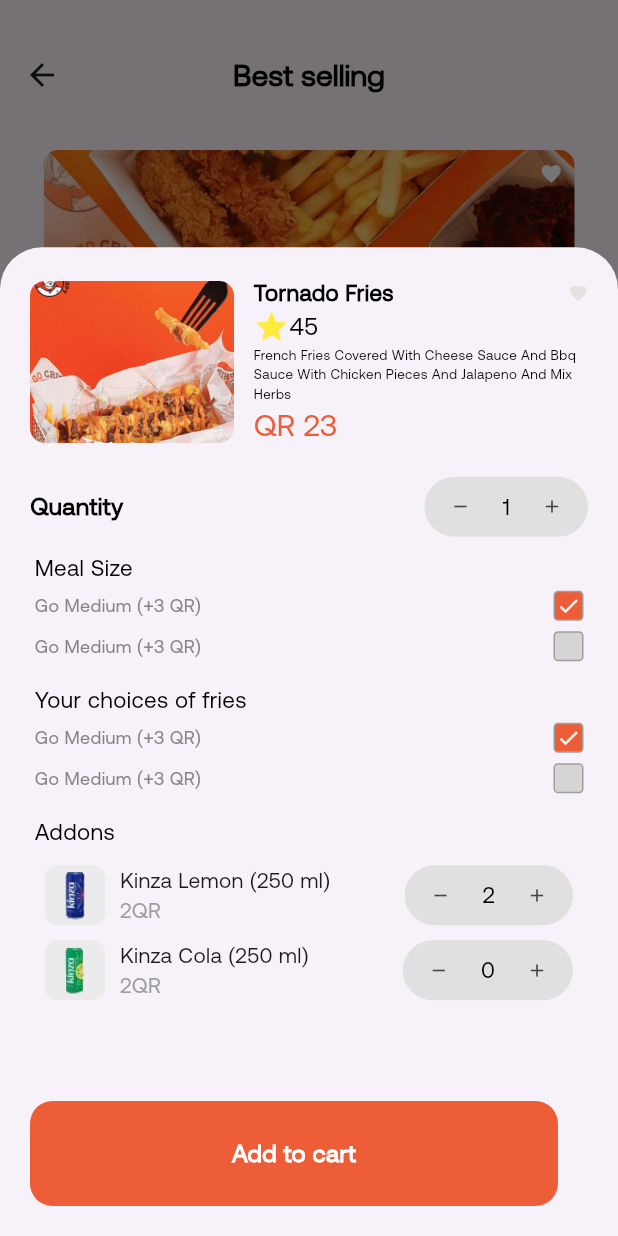
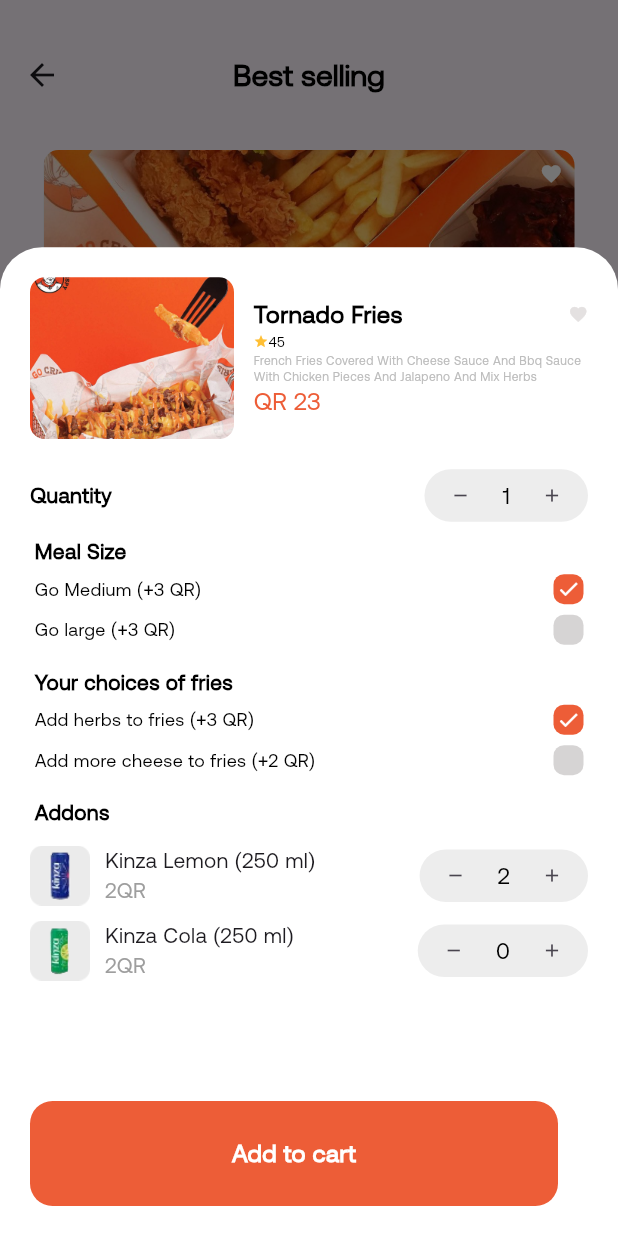
Before and after one commit to Afaf997/food_delivery_app, a Flutter app: the BestSelling screen opened directly, after a tap on "15%", on a phone screen of 412 x 824 dp. Run offline on Flutter 3.47's test engine with Material 3 defaults, Android fonts, the phone set to English and light mode, and no system bars; our stand-ins replace pin_code_text_field.

Commit message:
style complete changed

```diff
--- a/lib/functions/bottom_sheet.dart
+++ b/lib/functions/bottom_sheet.dart
@@ -8,6 +8,7 @@
 
 void showCustomBottomSheet(BuildContext context) {
   showModalBottomSheet(
+    backgroundColor: kWhite,
     context: context,
     isScrollControlled: true,
     builder: (context) {
@@ -34,7 +35,7 @@
                   ),
                 ),
                 const SizedBox(width: 13),
-                Expanded(
+              const  Expanded(
                   child: Column(
                     crossAxisAlignment: CrossAxisAlignment.start,
                     children: [
@@ -43,7 +44,7 @@
                         children: [
                           ReusableText(
                             text: 'Tornado Fries',
-                            fontSize: 15,
+                            fontSize: 16,
                             fontWeight: FontWeight.bold,
                           ),
                           Icon(
@@ -55,21 +56,22 @@
                       ),
                       const Row(
                         children: [
-                          Icon(Icons.star, color: Colors.yellow),
+                          Icon(Icons.star, color:kstarYellow,size: 10,),
                           ReusableText(
                             text: '45',
-                            fontSize: 16,
+                            fontSize: 9,
                           ),
                         ],
                       ),
                       const ReusableText(
                         text:
                             'French Fries Covered With Cheese Sauce And Bbq Sauce With Chicken Pieces And Jalapeno And Mix Herbs',
-                        fontSize: 9,
+                        fontSize: 8,
+                        color: ktextgrey,
                       ),
                       const ReusableText(
                         text: 'QR 23',
-                        fontSize: 20,
+                        fontSize: 16,
                         color: kOrangeColor,
                       )
                     ],
@@ -83,14 +85,14 @@
               children: [
                 const ReusableText(
                   text: 'Quantity',
-                  fontSize: 16,
+                  fontSize: 14,
                   fontWeight: FontWeight.bold,
                 ),
                 Container(
-                  height: 40,
+                  height: 35,
                   decoration: BoxDecoration(
                     borderRadius: BorderRadius.circular(100),
-                    color: Colors.grey[300],
+                    color: kradiuscolor,
                   ),
                   child: Row(
                     children: [
@@ -124,13 +126,13 @@
             const SizedBox(height: kCustomSizedBoxHeightE),
             buildCheckbox('Go Medium (+3 QR)', true),
             const SizedBox(height: kCustomSizedBoxHeightF),
-            buildCheckbox('Go Medium (+3 QR)', false),
+            buildCheckbox('Go large (+3 QR)', false),
             const SizedBox(height: 15),
             buildHeading('Your choices of fries'),
             const SizedBox(height: kCustomSizedBoxHeightE),
-            buildCheckbox('Go Medium (+3 QR)', true),
+            buildCheckbox('Add herbs to fries (+3 QR)', true),
             const SizedBox(height: kCustomSizedBoxHeightF),
-            buildCheckbox('Go Medium (+3 QR)', false),
+            buildCheckbox('Add more cheese to fries (+2 QR)', false),
             const SizedBox(height: kCustomSizedBoxHeightG),
             buildHeading('Addons'),
             const SizedBox(height: kCustomSizedBoxHeightF),
--- a/lib/utils/constant.dart
+++ b/lib/utils/constant.dart
@@ -20,6 +20,7 @@
 const Color kColoryellow =  Color(0xFFFFBF34);
 const Color kColorgreen =  Color(0xFF4C782D);
 const Color kiconcolor =  Color(0xFF292D32);
+const Color kradiuscolor =  Color(0xFFEDEDED);
 const Color kstarYellow =  Color(0xFFFFBF34);
 const Icon kbackarrowIcon= Icon(Icons.arrow_circle_left_outlined,size:28,);
 
--- a/lib/widget/addons.dart
+++ b/lib/widget/addons.dart
@@ -50,7 +50,7 @@
   @override
   Widget build(BuildContext context) {
     return Padding(
-      padding: const EdgeInsets.symmetric(horizontal: 10, vertical: 5),
+      padding: const EdgeInsets.symmetric( vertical: 5),
       child: Row(
         children: [
           Stack(
@@ -73,10 +73,10 @@
           ),
           Spacer(),
           Container(
-            height: 40,
+            height: 35,
             decoration: BoxDecoration(
               borderRadius: BorderRadius.circular(100),
-              color: Colors.grey[300],
+              color: kradiuscolor
             ),
             child: Row(
               children: [
--- a/lib/widget/check_box_reusable.dart
+++ b/lib/widget/check_box_reusable.dart
@@ -8,13 +8,12 @@
     child: Row(
       mainAxisAlignment: MainAxisAlignment.spaceBetween,
       children: [
-        ReusableText(text: title,fontSize: 12,color:const Color.fromARGB(255, 134, 134, 134) ,),
+        ReusableText(text: title,fontSize: 12,),
         Container(
           width: 20,
           height: 20,
           decoration: BoxDecoration(
-            borderRadius: BorderRadius.circular(3),
-            border: Border.all(color: Colors.grey),
+            borderRadius: BorderRadius.circular(7),
             color: isChecked ? kOrangeColor :const Color.fromARGB(255, 214, 212, 212),
           ),
           child: isChecked
--- a/lib/widget/reusable_heading.dart
+++ b/lib/widget/reusable_heading.dart
@@ -8,7 +8,7 @@
     child: Row(
       mainAxisAlignment: MainAxisAlignment.spaceBetween,
       children: [
-        ReusableText(text: title,fontSize: 15,fontWeight: FontWeight.w500,color:kblack,)
+        ReusableText(text: title,fontSize: 14,fontWeight: FontWeight.w800,color:kblack,)
       ],
     ),
   );
```
